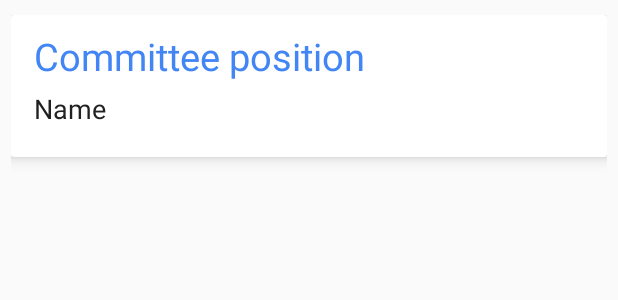
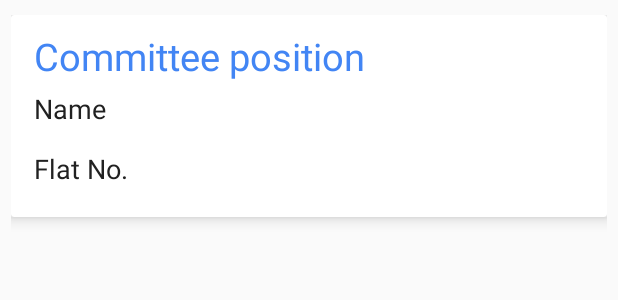
Before and after one commit to roh-7/Housing, an Android app: the layout design_committee.xml on its own in the app's theme, with its tools: preview values and no code run, on a phone screen of 412 x 824 dp. Shown: the top 300 px of the screen. Run offline under Robolectric (Android 15) with nearby library versions, the phone set to English and light mode, and no system bars.

Commit message:
just adapters left

```diff
--- a/app/src/main/java/com/example/housing/adapters/IntercomAdapter.java
+++ b/app/src/main/java/com/example/housing/adapters/IntercomAdapter.java
@@ -1,8 +1,12 @@
 package com.example.housing.adapters;
+
+import android.support.v7.widget.RecyclerView;
 
 /**
  * Created by rohitramaswamy on 19/04/17.
  */
 
-public class IntercomAdapter {
+public class IntercomAdapter extends RecyclerView.Adapter<IntercomAdapter.IntercomViewHolder>
+{
+
 }
--- a/app/src/main/java/com/example/housing/fragments/CommitteeFragment.java
+++ b/app/src/main/java/com/example/housing/fragments/CommitteeFragment.java
@@ -9,6 +9,7 @@ import android.view.View;
 import android.view.ViewGroup;
 
 import com.example.housing.R;
+import com.example.housing.adapters.CommitteeAdapter;
 import com.example.housing.utils.Committee;
 
 import java.util.ArrayList;
@@ -22,7 +23,7 @@ public class CommitteeFragment extends Fragment {
 
     private List<Committee> CommitteeMembers = new ArrayList<Committee>();
     RecyclerView recyclerView;
-
+    private static final String LOG_TAG = "CommitteFragment";
 
     @Nullable
     @Override
@@ -33,6 +34,7 @@ public class CommitteeFragment extends Fragment {
         CommitteeMembers.add(new Committee("Rohit Ramaswamy","Secretary","A-101"));
         CommitteeMembers.add(new Committee("Aditya Nair","Treasurer","D-504"));
         CommitteeMembers.add(new Committee("Aditya Kulkarni","Member","C-803"));
+        recyclerView.setAdapter(new CommitteeAdapter(CommitteeMembers));
         return view;
     }
 }
--- a/app/src/main/java/com/example/housing/fragments/IntercomFragment.java
+++ b/app/src/main/java/com/example/housing/fragments/IntercomFragment.java
@@ -20,6 +20,8 @@ import java.util.List;
 
 public class IntercomFragment extends Fragment
 {
+    private static final String LOG_TAG = "IntercomFragment";
+
     private List<Intercom> IntercomShortcuts = new ArrayList<Intercom>();
     RecyclerView recyclerView;
 
@@ -40,6 +42,7 @@ public class IntercomFragment extends Fragment
         IntercomShortcuts.add(new Intercom("Canteen","104"));
         IntercomShortcuts.add(new Intercom("Banquet","105"));
 
+
         return view;
     }
 }
--- a/app/src/main/java/com/example/housing/fragments/MembersFragment.java
+++ b/app/src/main/java/com/example/housing/fragments/MembersFragment.java
@@ -20,6 +20,7 @@ import java.util.List;
 
 public class MembersFragment extends Fragment
 {
+    private static final String LOG_TAG = "MembersFragment";
 
     List<Members> MembersList = new ArrayList<Members>();
     RecyclerView recyclerView;
--- a/app/src/main/java/com/example/housing/fragments/NoticesFragment.java
+++ b/app/src/main/java/com/example/housing/fragments/NoticesFragment.java
@@ -20,6 +20,8 @@ import java.util.List;
 
 public class NoticesFragment extends Fragment
 {
+    private static final String LOG_TAG = "NoticesFragment";
+
     List<Notices> NoticesList = new ArrayList<Notices>();
     RecyclerView recyclerView;
 
--- a/app/src/main/res/layout/content_home.xml
+++ b/app/src/main/res/layout/content_home.xml
@@ -6,6 +6,7 @@
     android:layout_height="match_parent"
     app:layout_behavior="@string/appbar_scrolling_view_behavior"
     tools:context="com.example.housing.activities.HomeActivity"
-    tools:showIn="@layout/app_bar_home">
+    tools:showIn="@layout/app_bar_home"
+    android:id="@+id/fragment_container">
 
 </android.support.constraint.ConstraintLayout>
--- a/app/src/main/res/layout/design_committee.xml
+++ b/app/src/main/res/layout/design_committee.xml
@@ -10,7 +10,7 @@
     android:paddingTop="10dp">
 
     <android.support.v7.widget.CardView
-        android:id="@+id/cv"
+        android:id="@+id/commitee_card"
         android:layout_width="match_parent"
         android:layout_height="wrap_content"
         android:layout_marginBottom="10dp"
@@ -36,8 +36,8 @@
                 tools:text="Committee position" />
 
             <TextView
-                android:id="@+id/commitee_name"
-                android:layout_width="match_parent"
+                android:id="@+id/committee_name"
+                android:layout_width="wrap_content"
                 android:layout_height="wrap_content"
                 android:layout_below="@id/committee_position"
                 android:layout_marginTop="5dp"
@@ -49,6 +49,20 @@
                 android:textSize="18sp"
                 tools:text="Name" />
 
+            <TextView
+                android:layout_width="wrap_content"
+                android:layout_height="wrap_content"
+                android:id="@+id/commitee_flat_no"
+                android:layout_below="@id/committee_name"
+                android:layout_marginTop="5dp"
+                android:layout_marginLeft="5dp"
+                android:minLines="1"
+                android:maxLines="4"
+                android:paddingBottom="10dp"
+                android:textColor="#212121"
+                android:textSize="18sp"
+                tools:text="Flat No." />
+
         </RelativeLayout>
     </android.support.v7.widget.CardView>
 
```
Also changed, not shown: app/src/main/java/com/example/housing/activities/HomeActivity.java (+28 -12 lines), app/src/main/java/com/example/housing/adapters/CommitteeAdapter.java (+61 -1 lines).
